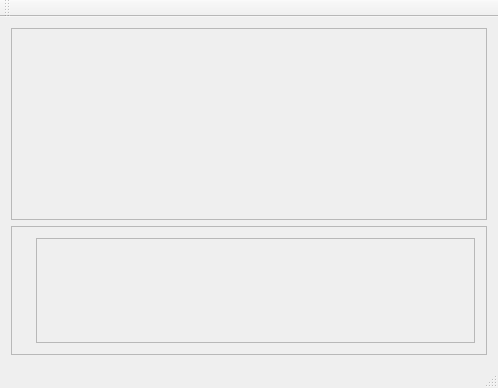
jasvir99/Journey_CSULB, file mainwindow.ui: the form before one commit.
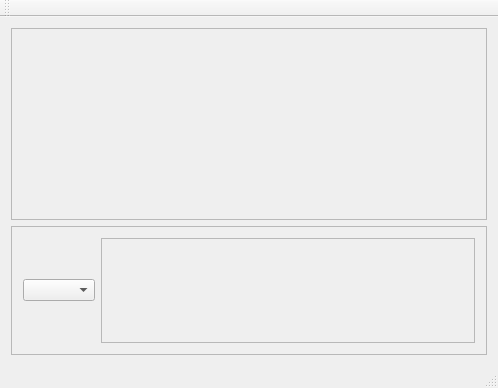
The form after the commit.

Commit message: adds combo box in ui. adds json file for holding information of rooms.

Patch:
```diff
--- a/mainwindow.ui
+++ b/mainwindow.ui
@@ -63,17 +63,13 @@
         <rect>
          <x>0</x>
          <y>0</y>
-         <width>444</width>
-         <height>133</height>
+         <width>478</width>
+         <height>127</height>
         </rect>
        </property>
        <layout class="QHBoxLayout" name="horizontalLayout">
         <item>
-         <widget class="QLabel" name="cards">
-          <property name="text">
-           <string/>
-          </property>
-         </widget>
+         <widget class="QComboBox" name="rooms"/>
         </item>
         <item>
          <widget class="QScrollArea" name="scrollArea_3">
@@ -85,8 +81,8 @@
             <rect>
              <x>0</x>
              <y>0</y>
-             <width>400</width>
-             <height>105</height>
+             <width>369</width>
+             <height>107</height>
             </rect>
            </property>
            <layout class="QVBoxLayout" name="verticalLayout_2"/>
```
Left out of the diff: 4 changed lines with no effect on the pictures. The commit also changes 2 other files.
